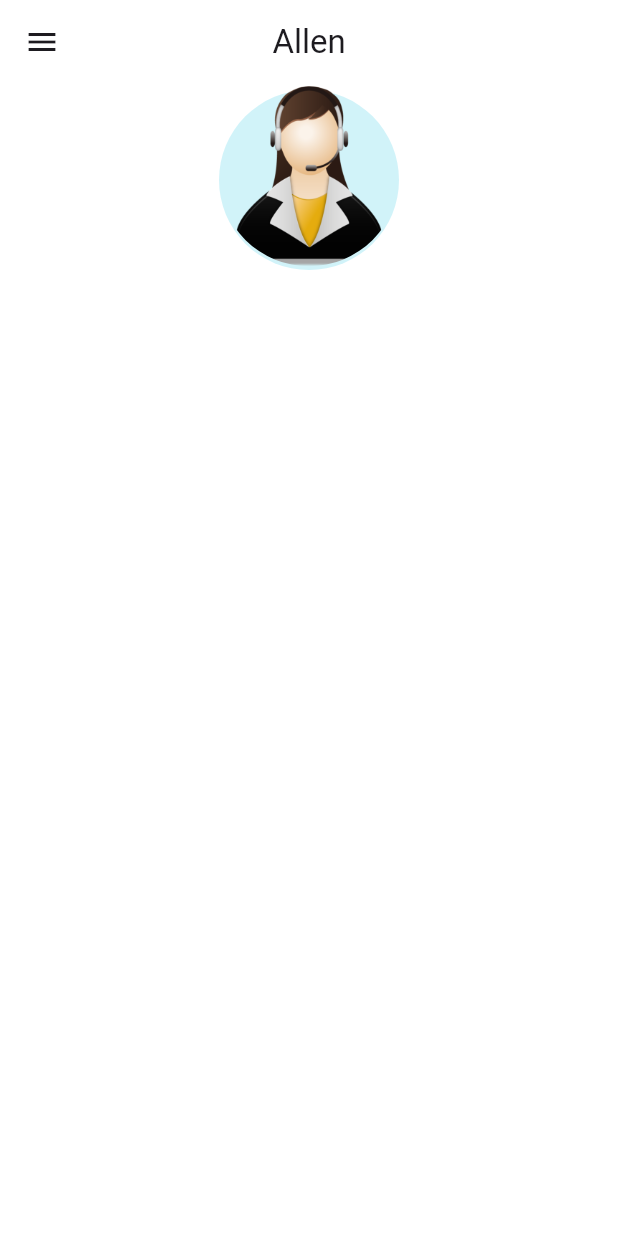
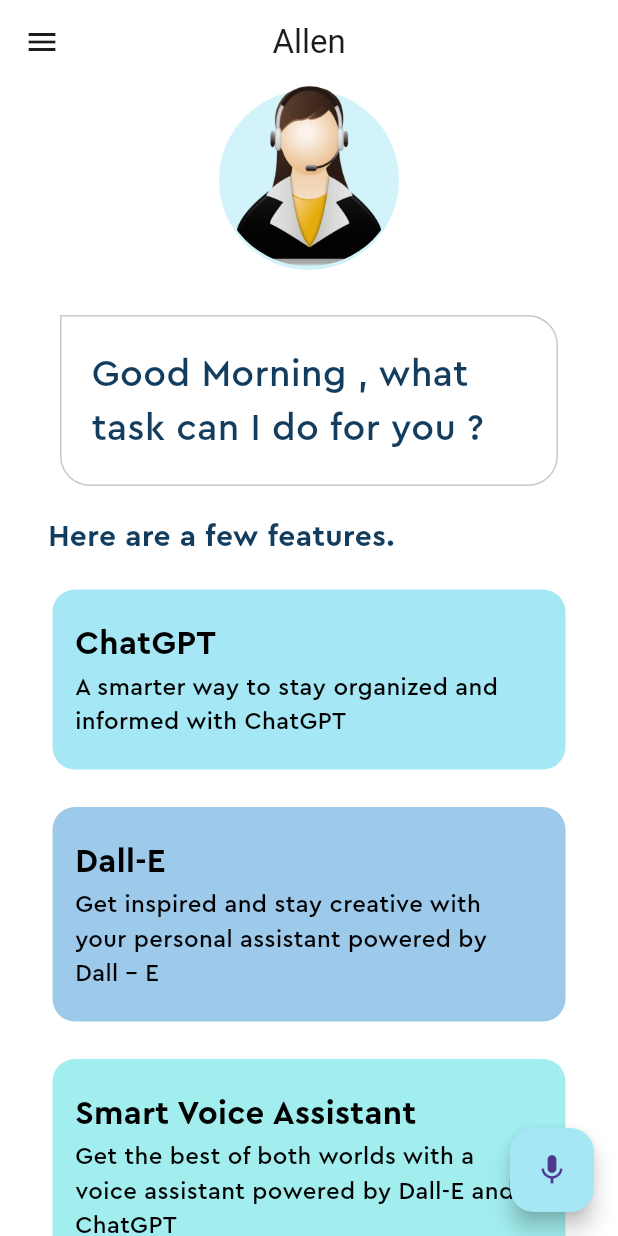
Before and after one commit to Sumedhvyas28/Allen_assistant, a Flutter app: the screen it shows after launch, on a phone screen of 412 x 824 dp. Run offline on Flutter 3.47's test engine with Material 3 defaults, Android fonts, the phone set to English and light mode, and no system bars; our stand-ins replace speech_to_text.

Commit message:
second commit-mic

```diff
--- /dev/null
+++ b/lib/feature_list.dart
@@ -0,0 +1,64 @@
+import 'package:allen/pallete.dart';
+import 'package:flutter/material.dart';
+import 'package:flutter/widgets.dart';
+
+class FeatureList extends StatelessWidget {
+  const FeatureList({
+    super.key,
+    required this.color,
+    required this.headerText,
+    required this.descriptionText,
+  });
+
+  final Color color;
+  final String descriptionText;
+  final String headerText;
+
+  @override
+  Widget build(BuildContext context) {
+    return Container(
+      margin: const EdgeInsets.symmetric(
+        horizontal: 35,
+        vertical: 10,
+      ),
+      decoration: BoxDecoration(
+        color: color,
+        borderRadius: const BorderRadius.all(
+          Radius.circular(15),
+        ),
+      ),
+      child: Padding(
+        padding: const EdgeInsets.symmetric(vertical: 20).copyWith(left: 15),
+        child: Column(
+          children: [
+            Align(
+              alignment: Alignment.centerLeft,
+              child: Text(
+                headerText,
+                style: const TextStyle(
+                    fontFamily: 'Cera Pro',
+                    fontSize: 22,
+                    fontWeight: FontWeight.bold,
+                    color: Pallete.blackColor),
+              ),
+            ),
+            const SizedBox(
+              height: 3,
+            ),
+            Padding(
+              padding: const EdgeInsets.only(right: 20),
+              child: Text(
+                descriptionText,
+                style: const TextStyle(
+                  fontSize: 16,
+                  fontFamily: 'Cera Pro',
+                  color: Pallete.blackColor,
+                ),
+              ),
+            )
+          ],
+        ),
+      ),
+    );
+  }
+}
--- a/lib/home_page.dart
+++ b/lib/home_page.dart
@@ -1,5 +1,8 @@
+import 'package:allen/feature_list.dart';
 import 'package:allen/pallete.dart';
 import 'package:flutter/material.dart';
+import 'package:speech_to_text/speech_recognition_result.dart';
+import 'package:speech_to_text/speech_to_text.dart';
 
 class MyHomePage extends StatefulWidget {
   const MyHomePage({super.key});
@@ -9,12 +12,48 @@ class MyHomePage extends StatefulWidget {
 }
 
 class _MyHomePageState extends State<MyHomePage> {
+  final speechToText = SpeechToText();
+  String lastWords = '';
+  @override
+  void initState() {
+    super.initState();
+    initSpeechToText();
+  }
+
+  Future<void> initSpeechToText() async {
+    await speechToText.initialize();
+    setState(() {});
+  }
+
+  Future<void> startListening() async {
+    await speechToText.listen(onResult: onSpeechResult);
+    setState(() {});
+  }
+
+  Future<void> stopListening() async {
+    await speechToText.stop();
+    setState(() {});
+  }
+
+  void onSpeechResult(SpeechRecognitionResult result) {
+    setState(() {
+      lastWords = result.recognizedWords;
+    });
+  }
+
+  @override
+  void dispose() {
+    super.dispose();
+    speechToText.stop();
+  }
+
   @override
   Widget build(BuildContext context) {
     return Scaffold(
+      // app bar - nav
       appBar: AppBar(
         title: const Text('Allen'),
-        leading: Icon(Icons.menu),
+        leading: const Icon(Icons.menu),
         centerTitle: true,
       ),
       body: Column(
@@ -54,8 +93,93 @@ class _MyHomePageState extends State<MyHomePage> {
               horizontal: 20,
               vertical: 10,
             ),
+            margin: const EdgeInsets.symmetric(horizontal: 40).copyWith(
+              top: 30,
+            ),
+            decoration: BoxDecoration(
+              border: Border.all(
+                color: Pallete.borderColor,
+              ),
+              borderRadius: BorderRadius.circular(20).copyWith(
+                topLeft: Radius.zero,
+              ),
+            ),
+            child: const Padding(
+              padding: EdgeInsets.symmetric(vertical: 10),
+              child: Text(
+                'Good Morning , what task can I do for you ?',
+                style: TextStyle(
+                  color: Pallete.mainFontColor,
+                  fontFamily: 'Cera Pro',
+                  fontSize: 25,
+                ),
+              ),
+            ),
           ),
+
+          // 1 line text
+
+          Container(
+            padding: const EdgeInsets.all(10),
+            alignment: Alignment.centerLeft,
+            margin: const EdgeInsets.only(
+              top: 10,
+              left: 22,
+            ),
+            child: const Text(
+              'Here are a few features.',
+              style: TextStyle(
+                fontFamily: 'Cera Pro',
+                fontWeight: FontWeight.bold,
+                color: Pallete.mainFontColor,
+                fontSize: 20,
+              ),
+            ),
+          ),
+
+          // features List ---
+          const Column(
+            children: [
+              FeatureList(
+                color: Pallete.firstSuggestionBoxColor,
+                headerText: 'ChatGPT',
+                descriptionText:
+                    'A smarter way to stay organized and informed with ChatGPT',
+              ),
+              SizedBox(
+                height: 5,
+              ),
+              FeatureList(
+                color: Pallete.secondSuggestionBoxColor,
+                headerText: 'Dall-E',
+                descriptionText:
+                    'Get inspired and stay creative with your personal assistant powered by Dall - E ',
+              ),
+              SizedBox(
+                height: 5,
+              ),
+              FeatureList(
+                color: Pallete.thirdSuggestionBoxColor,
+                headerText: 'Smart Voice Assistant',
+                descriptionText:
+                    'Get the best of both worlds with a voice assistant powered by Dall-E and ChatGPT',
+              )
+            ],
+          )
         ],
+      ),
+      floatingActionButton: FloatingActionButton(
+        onPressed: () async {
+          if (await speechToText.hasPermission && speechToText.isNotListening) {
+            startListening();
+          } else if (speechToText.isListening) {
+            stopListening();
+          } else {
+            initSpeechToText();
+          }
+        },
+        backgroundColor: Pallete.firstSuggestionBoxColor,
+        child: const Icon(Icons.mic),
       ),
     );
   }
--- a/pubspec.yaml
+++ b/pubspec.yaml
@@ -35,6 +35,7 @@ dependencies:
   # The following adds the Cupertino Icons font to your application.
   # Use with the CupertinoIcons class for iOS style icons.
   cupertino_icons: ^1.0.6
+  speech_to_text: ^6.6.2
 
 dev_dependencies:
   flutter_test:
```
Also changed, not shown: pubspec.lock, 3 other files.
